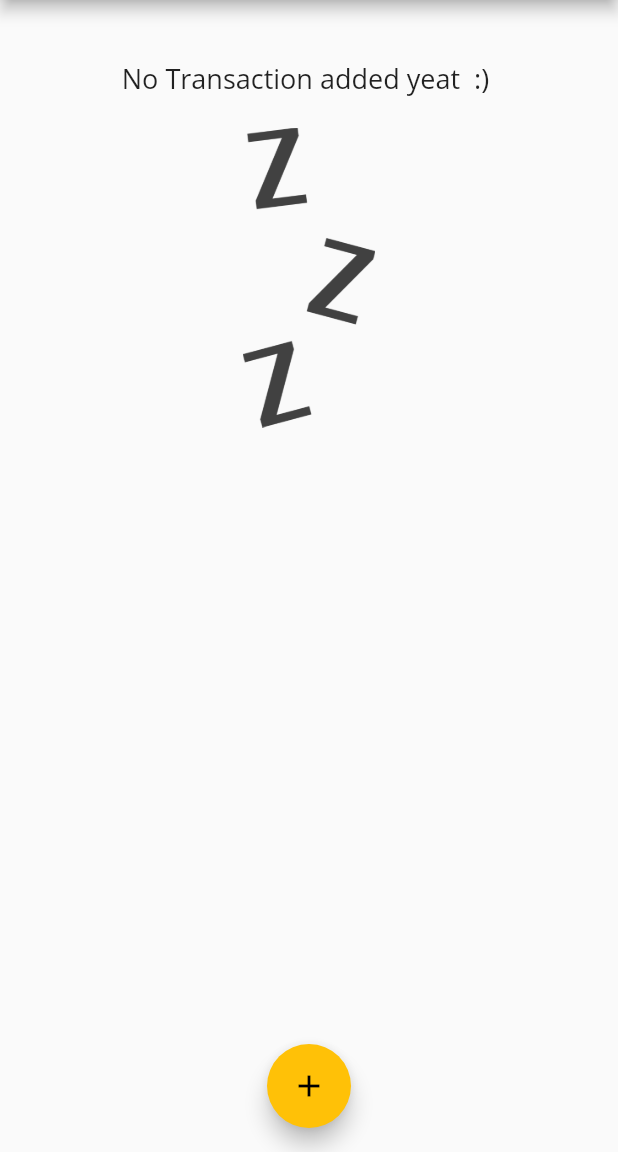
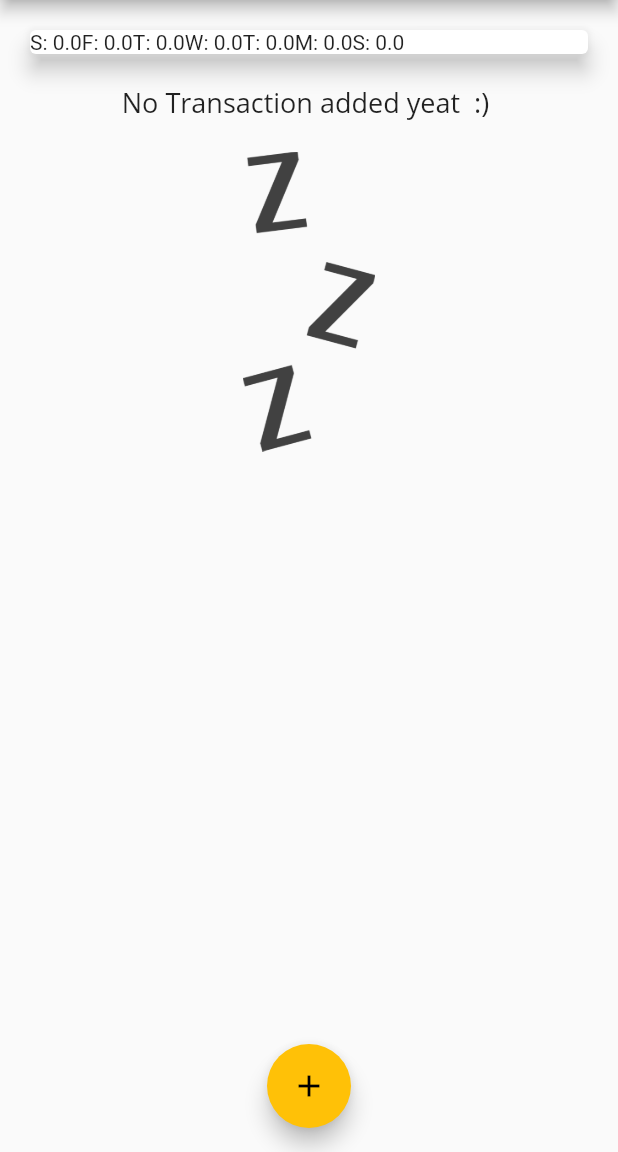
Before and after one commit to shafinr23/expense-app, a Flutter app: the screen it shows after launch, on a phone screen of 412 x 824 dp, the part 84-1236 px from its top. Run offline on Flutter 3.47's test engine with Material 2 defaults, Android fonts, the phone set to English and light mode, and no system bars.

Commit message:
make chartbar

```diff
--- a/lib/widgets/chart.dart
+++ b/lib/widgets/chart.dart
@@ -24,13 +24,12 @@ class Chart extends StatelessWidget {
       }
 
 
-    print(totalSum);
-    print(DateFormat.E().format(weekDay));
+
 
 
 
       return {
-        'day': DateFormat.E().format(weekDay),
+        'day': DateFormat.E().format(weekDay).substring(0 ,1),
         'amount': totalSum
       };
     });
@@ -43,7 +42,9 @@ class Chart extends StatelessWidget {
       elevation: 6,
       margin: EdgeInsets.all(20),
       child: Row(
-        children: <Widget>[],
+        children: groupTranactionValues.map((data){
+          return Text('${data['day']}: ${data['amount']}');
+        }).toList(),
       ),
     );
   }
```
Also changed, not shown: lib/widgets/chart_bar.dart (added, +45 -0 lines).
